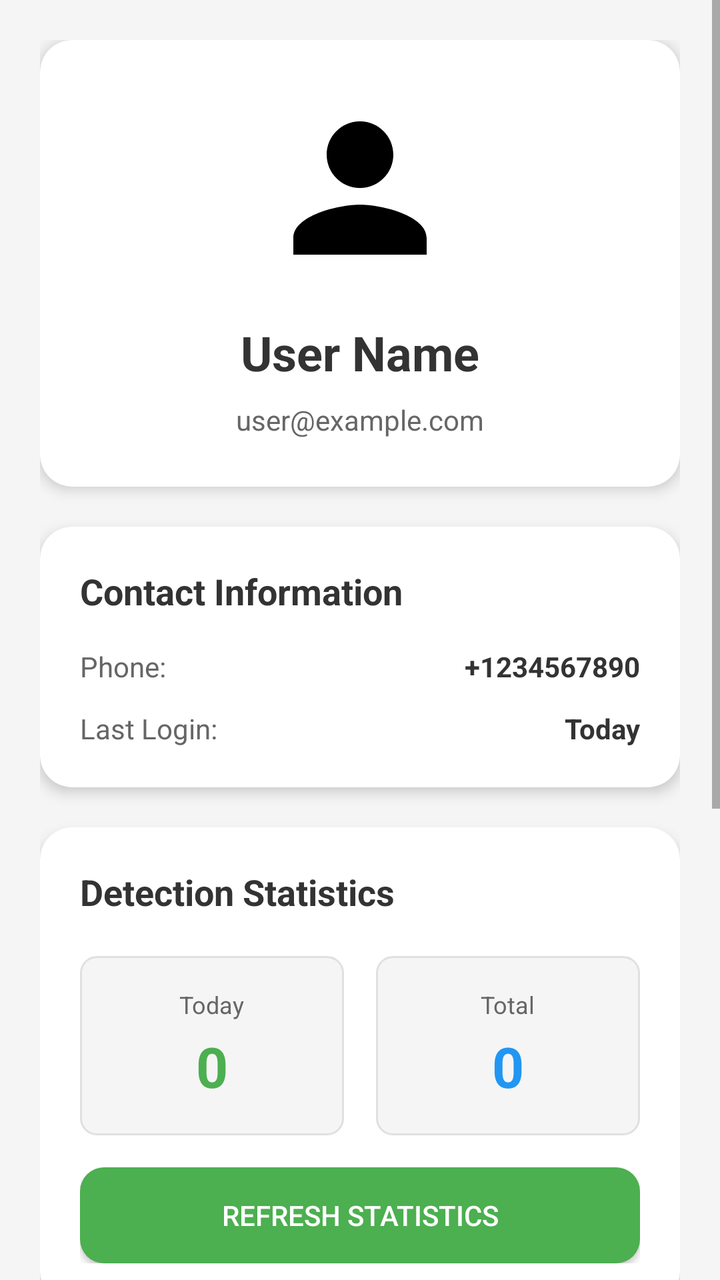
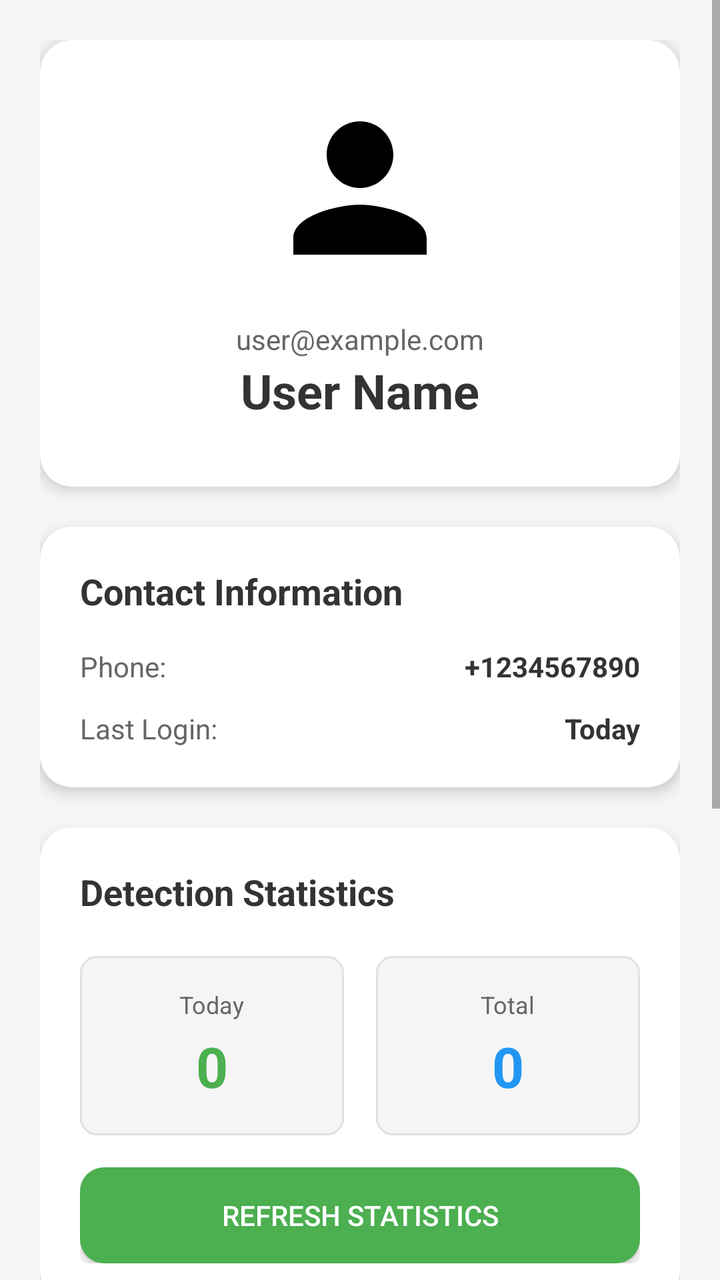

The first picture is an Android layout as it rendered before a commit; the second is the same layout after the commit. The layout source and the unified diff follow.
<!-- AndroidManifest.xml: application theme Theme.AnimalAlert -->
<!-- res/layout/fragment_profile.xml -->
<?xml version="1.0" encoding="utf-8"?>
<ScrollView xmlns:android="http://schemas.android.com/apk/res/android"
    xmlns:app="http://schemas.android.com/apk/res-auto"
    android:layout_width="match_parent"
    android:layout_height="match_parent"
    android:background="#F5F5F5"
    android:fillViewport="true">

    <LinearLayout
        android:layout_width="match_parent"
        android:layout_height="wrap_content"
        android:orientation="vertical"
        android:padding="20dp">

        <androidx.cardview.widget.CardView
            android:layout_width="match_parent"
            android:layout_height="wrap_content"
            android:layout_marginBottom="20dp"
            app:cardCornerRadius="16dp"
            app:cardElevation="4dp"
            android:background="#FFFFFF">

            <LinearLayout
                android:layout_width="match_parent"
                android:layout_height="wrap_content"
                android:orientation="vertical"
                android:padding="24dp"
                android:gravity="center">

                <ImageView
                    android:layout_width="100dp"
                    android:layout_height="100dp"
                    android:src="@drawable/ic_profile"
                    android:layout_marginBottom="16dp" />

                <TextView
                    android:id="@+id/tvUserName"
                    android:layout_width="wrap_content"
                    android:layout_height="wrap_content"
                    android:text="User Name"
                    android:textSize="24sp"
                    android:textStyle="bold"
                    android:textColor="#333333"
                    android:layout_marginBottom="8dp" />

                <TextView
                    android:id="@+id/tvUserEmail"
                    android:layout_width="wrap_content"
                    android:layout_height="wrap_content"
                    android:text="user@example.com"
                    android:textSize="14sp"
                    android:textColor="#666666" />

            </LinearLayout>
        </androidx.cardview.widget.CardView>

        <androidx.cardview.widget.CardView
            android:layout_width="match_parent"
            android:layout_height="wrap_content"
            android:layout_marginBottom="20dp"
            app:cardCornerRadius="16dp"
            app:cardElevation="4dp"
            android:background="#FFFFFF">

            <LinearLayout
                android:layout_width="match_parent"
                android:layout_height="wrap_content"
                android:orientation="vertical"
                android:padding="20dp">

                <TextView
                    android:layout_width="wrap_content"
                    android:layout_height="wrap_content"
                    android:text="Contact Information"
                    android:textSize="18sp"
                    android:textStyle="bold"
                    android:textColor="#333333"
                    android:layout_marginBottom="16dp" />

                <LinearLayout
                    android:layout_width="match_parent"
                    android:layout_height="wrap_content"
                    android:orientation="horizontal"
                    android:layout_marginBottom="12dp">

                    <TextView
                        android:layout_width="0dp"
                        android:layout_height="wrap_content"
                        android:layout_weight="1"
                        android:text="Phone:"
                        android:textSize="14sp"
                        android:textColor="#666666" />

                    <TextView
                        android:id="@+id/tvUserPhone"
                        android:layout_width="0dp"
                        android:layout_height="wrap_content"
                        android:layout_weight="1"
                        android:text="+1234567890"
                        android:textSize="14sp"
                        android:textStyle="bold"
                        android:textColor="#333333"
                        android:gravity="end" />
                </LinearLayout>

                <LinearLayout
                    android:layout_width="match_parent"
                    android:layout_height="wrap_content"
                    android:orientation="horizontal">

                    <TextView
                        android:layout_width="0dp"
                        android:layout_height="wrap_content"
                        android:layout_weight="1"
                        android:text="Last Login:"
                        android:textSize="14sp"
                        android:textColor="#666666" />

                    <TextView
                        android:id="@+id/tvLastLogin"
                        android:layout_width="0dp"
                        android:layout_height="wrap_content"
                        android:layout_weight="1"
                        android:text="Today"
                        android:textSize="14sp"
                        android:textStyle="bold"
                        android:textColor="#333333"
                        android:gravity="end" />
                </LinearLayout>

            </LinearLayout>
        </androidx.cardview.widget.CardView>

        <androidx.cardview.widget.CardView
            android:layout_width="match_parent"
            android:layout_height="wrap_content"
            android:layout_marginBottom="20dp"
            app:cardCornerRadius="16dp"
            app:cardElevation="4dp"
            android:background="#FFFFFF">

            <LinearLayout
                android:layout_width="match_parent"
                android:layout_height="wrap_content"
                android:orientation="vertical"
                android:padding="20dp">

                <TextView
                    android:layout_width="wrap_content"
                    android:layout_height="wrap_content"
                    android:text="Detection Statistics"
                    android:textSize="18sp"
                    android:textStyle="bold"
                    android:textColor="#333333"
                    android:layout_marginBottom="20dp" />

                <LinearLayout
                    android:layout_width="match_parent"
                    android:layout_height="wrap_content"
                    android:orientation="horizontal"
                    android:layout_marginBottom="16dp">

                    <LinearLayout
                        android:layout_width="0dp"
                        android:layout_height="wrap_content"
                        android:layout_weight="1"
                        android:orientation="vertical"
                        android:gravity="center"
                        android:background="@drawable/stat_background"
                        android:padding="16dp"
                        android:layout_marginEnd="8dp">

                        <TextView
                            android:layout_width="wrap_content"
                            android:layout_height="wrap_content"
                            android:text="Today"
                            android:textSize="12sp"
                            android:textColor="#666666"
                            android:layout_marginBottom="4dp" />

                        <TextView
                            android:id="@+id/tvTodayDetections"
                            android:layout_width="wrap_content"
                            android:layout_height="wrap_content"
                            android:text="0"
                            android:textSize="28sp"
                            android:textStyle="bold"
                            android:textColor="#4CAF50" />
                    </LinearLayout>

                    <LinearLayout
                        android:layout_width="0dp"
                        android:layout_height="wrap_content"
                        android:layout_weight="1"
                        android:orientation="vertical"
                        android:gravity="center"
                        android:background="@drawable/stat_background"
                        android:padding="16dp"
                        android:layout_marginStart="8dp">

                        <TextView
                            android:layout_width="wrap_content"
                            android:layout_height="wrap_content"
                            android:text="Total"
                            android:textSize="12sp"
                            android:textColor="#666666"
                            android:layout_marginBottom="4dp" />

                        <TextView
                            android:id="@+id/tvTotalDetections"
                            android:layout_width="wrap_content"
                            android:layout_height="wrap_content"
                            android:text="0"
                            android:textSize="28sp"
                            android:textStyle="bold"
                            android:textColor="#2196F3" />
                    </LinearLayout>
                </LinearLayout>

                <Button
                    android:id="@+id/btnRefreshStats"
                    android:layout_width="match_parent"
                    android:layout_height="wrap_content"
                    android:text="Refresh Statistics"
                    android:background="@drawable/button_background"
                    android:textColor="#FFFFFF" />

            </LinearLayout>
        </androidx.cardview.widget.CardView>

        <androidx.cardview.widget.CardView
            android:layout_width="match_parent"
            android:layout_height="wrap_content"
            android:layout_marginBottom="20dp"
            app:cardCornerRadius="16dp"
            app:cardElevation="4dp"
            android:background="#FFFFFF">

            <LinearLayout
                android:layout_width="match_parent"
                android:layout_height="wrap_content"
                android:orientation="vertical"
                android:padding="20dp">

                <TextView
                    android:layout_width="wrap_content"
                    android:layout_height="wrap_content"
                    android:text="Notification Settings"
                    android:textSize="18sp"
                    android:textStyle="bold"
                    android:textColor="#333333"
                    android:layout_marginBottom="16dp" />

                <LinearLayout
                    android:layout_width="match_parent"
                    android:layout_height="wrap_content"
                    android:orientation="horizontal"
                    android:gravity="center_vertical"
                    android:layout_marginBottom="12dp">

                    <TextView
                        android:layout_width="0dp"
                        android:layout_height="wrap_content"
                        android:layout_weight="1"
                        android:text="Enable Notifications"
                        android:textSize="16sp"
                        android:textColor="#333333" />

                    <androidx.appcompat.widget.SwitchCompat
                        android:id="@+id/switchNotifications"
                        android:layout_width="wrap_content"
                        android:layout_height="wrap_content" />
                </LinearLayout>

                <View
                    android:layout_width="match_parent"
                    android:layout_height="1dp"
                    android:background="#E0E0E0"
                    android:layout_marginVertical="8dp" />

                <LinearLayout
                    android:layout_width="match_parent"
                    android:layout_height="wrap_content"
                    android:orientation="horizontal"
                    android:gravity="center_vertical"
                    android:layout_marginBottom="12dp">

                    <TextView
                        android:layout_width="0dp"
                        android:layout_height="wrap_content"
                        android:layout_weight="1"
                        android:text="In-App Notifications"
                        android:textSize="14sp"
                        android:textColor="#666666" />

                    <androidx.appcompat.widget.SwitchCompat
                        android:id="@+id/switchInAppNotifications"
                        android:layout_width="wrap_content"
                        android:layout_height="wrap_content" />
                </LinearLayout>

                <LinearLayout
                    android:layout_width="match_parent"
                    android:layout_height="wrap_content"
                    android:orientation="horizontal"
                    android:gravity="center_vertical"
                    android:layout_marginBottom="12dp">

                    <TextView
                        android:layout_width="0dp"
                        android:layout_height="wrap_content"
                        android:layout_weight="1"
                        android:text="Email Notifications"
                        android:textSize="14sp"
                        android:textColor="#666666" />

                    <androidx.appcompat.widget.SwitchCompat
                        android:id="@+id/switchEmailNotifications"
                        android:layout_width="wrap_content"
                        android:layout_height="wrap_content" />
                </LinearLayout>

                <LinearLayout
                    android:layout_width="match_parent"
                    android:layout_height="wrap_content"
                    android:orientation="horizontal"
                    android:gravity="center_vertical">

                    <TextView
                        android:layout_width="0dp"
                        android:layout_height="wrap_content"
                        android:layout_weight="1"
                        android:text="SMS Notifications"
                        android:textSize="14sp"
                        android:textColor="#666666" />

                    <androidx.appcompat.widget.SwitchCompat
                        android:id="@+id/switchSmsNotifications"
                        android:layout_width="wrap_content"
                        android:layout_height="wrap_content" />
                </LinearLayout>

            </LinearLayout>
        </androidx.cardview.widget.CardView>

        <Button
            android:id="@+id/btnLogout"
            android:layout_width="match_parent"
            android:layout_height="60dp"
            android:text="Logout"
            android:textSize="18sp"
            android:textStyle="bold"
            android:background="@drawable/button_stop_background"
            android:textColor="#FFFFFF" />

    </LinearLayout>
</ScrollView>
<!-- resources referenced by this layout -->
<resources>
  <!-- drawable button_background (drawable) -->
  <?xml version="1.0" encoding="utf-8"?>
  <shape xmlns:android="http://schemas.android.com/apk/res/android"
      android:shape="rectangle">
      <solid android:color="#4CAF50" />
      <corners android:radius="12dp" />
  </shape>
  <!-- drawable button_stop_background (drawable) -->
  <?xml version="1.0" encoding="utf-8"?>
  <shape xmlns:android="http://schemas.android.com/apk/res/android"
      android:shape="rectangle">
      <solid android:color="#F44336" />
      <corners android:radius="12dp" />
  </shape>
  <!-- drawable ic_profile (drawable) -->
  <?xml version="1.0" encoding="utf-8"?>
  <vector xmlns:android="http://schemas.android.com/apk/res/android"
      android:width="24dp"
      android:height="24dp"
      android:viewportWidth="24"
      android:viewportHeight="24">
      <path
          android:fillColor="#FF000000"
          android:pathData="M12,12c2.21,0 4,-1.79 4,-4s-1.79,-4 -4,-4 -4,1.79 -4,4 1.79,4 4,4zM12,14c-2.67,0 -8,1.34 -8,4v2h16v-2c0,-2.66 -5.33,-4 -8,-4z"/>
  </vector>
  <!-- drawable stat_background (drawable) -->
  <?xml version="1.0" encoding="utf-8"?>
  <shape xmlns:android="http://schemas.android.com/apk/res/android"
      android:shape="rectangle">
      <solid android:color="#F5F5F5" />
      <corners android:radius="8dp" />
      <stroke
          android:width="1dp"
          android:color="#E0E0E0" />
  </shape>
  <style name="Theme.AnimalAlert" parent="Theme.AppCompat.Light.NoActionBar">
          <item name="colorPrimary">@color/purple_500</item>
          <item name="colorPrimaryDark">@color/purple_700</item>
          <item name="colorAccent">@color/teal_200</item>
          <item name="android:statusBarColor">@color/purple_700</item>
      </style>
  <color name="purple_500">#7944C7</color>
  <color name="purple_700">#3700B3</color>
  <color name="teal_200">#03DAC5</color>
</resources>

<!-- the commit's change to res/layout/fragment_profile.xml (unified diff, before → after) -->
@@ -34,22 +34,22 @@
                     android:layout_marginBottom="16dp" />
 
                 <TextView
-                    android:id="@+id/tvUserName"
-                    android:layout_width="wrap_content"
-                    android:layout_height="wrap_content"
-                    android:text="User Name"
-                    android:textSize="24sp"
-                    android:textStyle="bold"
-                    android:textColor="#333333"
-                    android:layout_marginBottom="8dp" />
-
-                <TextView
                     android:id="@+id/tvUserEmail"
                     android:layout_width="wrap_content"
                     android:layout_height="wrap_content"
                     android:text="user@example.com"
                     android:textSize="14sp"
                     android:textColor="#666666" />
+
+                <TextView
+                    android:id="@+id/tvUserName"
+                    android:layout_width="wrap_content"
+                    android:layout_height="wrap_content"
+                    android:layout_marginBottom="8dp"
+                    android:text="User Name"
+                    android:textColor="#333333"
+                    android:textSize="24sp"
+                    android:textStyle="bold" />
 
             </LinearLayout>
         </androidx.cardview.widget.CardView>
